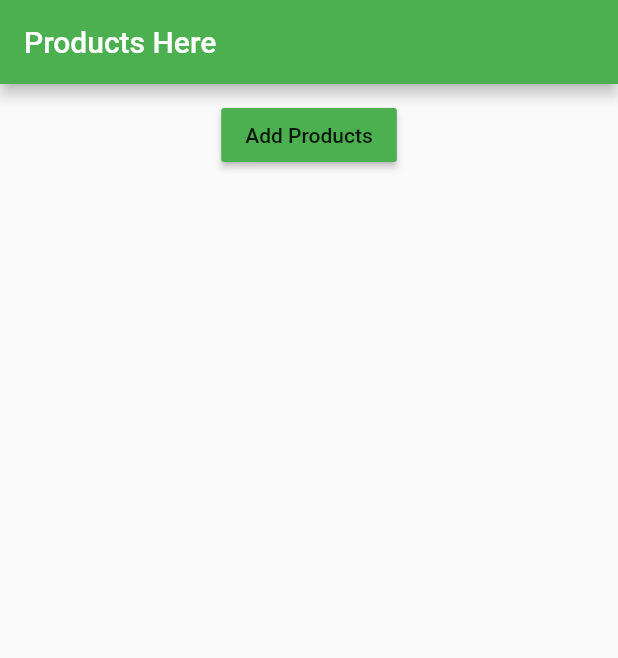
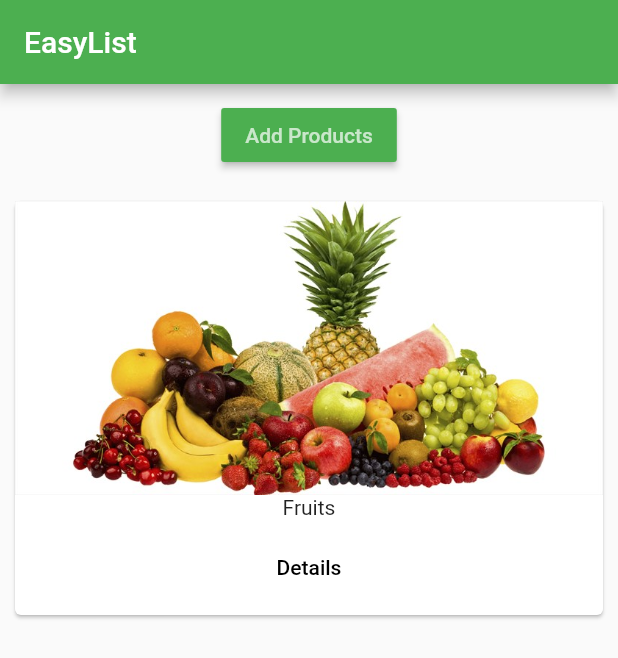
Before and after one commit to sronast/easylist, a Flutter app: the screen it shows after launch, after a tap on "Add Products", on a phone screen of 412 x 824 dp. Shown: the top 658 px of the screen. Run offline on Flutter 3.47's test engine with Material 2 defaults, Android fonts, the phone set to English and light mode, and no system bars.

Commit message:
added pages to display product information

```diff
--- a/lib/app.dart
+++ b/lib/app.dart
@@ -1,18 +1,13 @@
+import 'package:easylist/pages/home.dart';
 import 'package:flutter/material.dart';
 
-import './src/product_manager.dart';
 
 class MyApp extends StatelessWidget {
   Widget build(BuildContext context) {
     return MaterialApp(
       theme: ThemeData(
           primarySwatch: Colors.green, accentColor: Colors.pinkAccent),
-      home: Scaffold(
-        appBar: AppBar(
-          title: Text('Products Here'),
-        ),
-        body: ProductManager(),
-      ),
+      home: HomePage(),
       debugShowCheckedModeBanner: false,
     );
   }
--- /dev/null
+++ b/lib/pages/home.dart
@@ -0,0 +1,14 @@
+import 'package:flutter/material.dart';
+
+import '../src/product_manager.dart';
+
+class HomePage extends StatelessWidget{
+  Widget build(BuildContext context){
+    return Scaffold(
+      appBar: AppBar(
+        title: Text('EasyList'),
+      ),
+      body: ProductManager(),
+    );
+  }
+}
--- a/lib/src/product_controller.dart
+++ b/lib/src/product_controller.dart
@@ -7,9 +7,12 @@ class ProductController extends StatelessWidget {
   Widget build(context) {
     return RaisedButton(
       color: Theme.of(context).primaryColor,
-      child: Text('Add Products'),
+      child: Text(
+        'Add Products',
+        style: TextStyle(color: Colors.white70),
+      ),
       onPressed: () {
-        addProduct({'name': 'Fruits', 'path': 'assets/fruit.png'});
+        addProduct({'name': 'Fruits', 'path': 'assets/fruits.png'});
       },
     );
   }
--- a/lib/src/product_manager.dart
+++ b/lib/src/product_manager.dart
@@ -1,6 +1,7 @@
 import 'package:flutter/material.dart';
 
 import './product_controller.dart';
+import './products.dart';
 
 class ProductManager extends StatefulWidget {
   @override
@@ -15,7 +16,13 @@ class _ProductManagerState extends State<ProductManager> {
   void _addProduct(Map<String, dynamic> p) {
     setState(() {
       _products.add(p);
-      print(_products);
+      // print(_products);
+    });
+  }
+
+  void _deleteProduct(int index) {
+    setState(() {
+      _products.removeAt(index);
     });
   }
 
@@ -26,7 +33,9 @@ class _ProductManagerState extends State<ProductManager> {
             margin: EdgeInsets.all(10.0),
             alignment: Alignment.center,
             child: ProductController(_addProduct)),
-        // Expanded(child: ,)
+        Expanded(
+          child: Products(_products, _deleteProduct),
+        )
       ],
     );
   }
--- /dev/null
+++ b/lib/src/products.dart
@@ -0,0 +1,57 @@
+import 'package:flutter/material.dart';
+
+import '../pages/product.dart';
+
+class Products extends StatelessWidget {
+  final List<Map<String, dynamic>> _products;
+  final Function _deleteProduct;
+
+  Products(this._products, this._deleteProduct);
+
+  Widget _buildProductItem(BuildContext context, int index) {
+    return Card(
+      margin: EdgeInsets.all(10.0),
+      child: Column(
+        children: <Widget>[
+          Image.asset(_products[index]['path']),
+          Text(_products[index]['name']),
+          ButtonBar(
+            alignment: MainAxisAlignment.center,
+            children: <Widget>[
+              FlatButton(
+                child: Text('Details'),
+                onPressed: () {
+                  Navigator.push(
+                          context,
+                          MaterialPageRoute(
+                              builder: (BuildContext context) =>
+                                  ProductPage(_products[index])))
+                      .then((onValue) => _deleteProduct(index));
+                },
+              )
+            ],
+          )
+        ],
+      ),
+    );
+  }
+
+  Widget _buildProductList() {
+    final productsLength = _products.length;
+    Widget productCard;
+
+    if (productsLength == 0) {
+      productCard = Center(child: Text('Please add some items!!'));
+    } else {
+      productCard = ListView.builder(
+        itemCount: productsLength,
+        itemBuilder: _buildProductItem,
+      );
+    }
+    return productCard;
+  }
+
+  Widget build(BuildContext context) {
+    return _buildProductList();
+  }
+}
```
Also changed, not shown: lib/pages/product.dart (added, +42 -0 lines).
